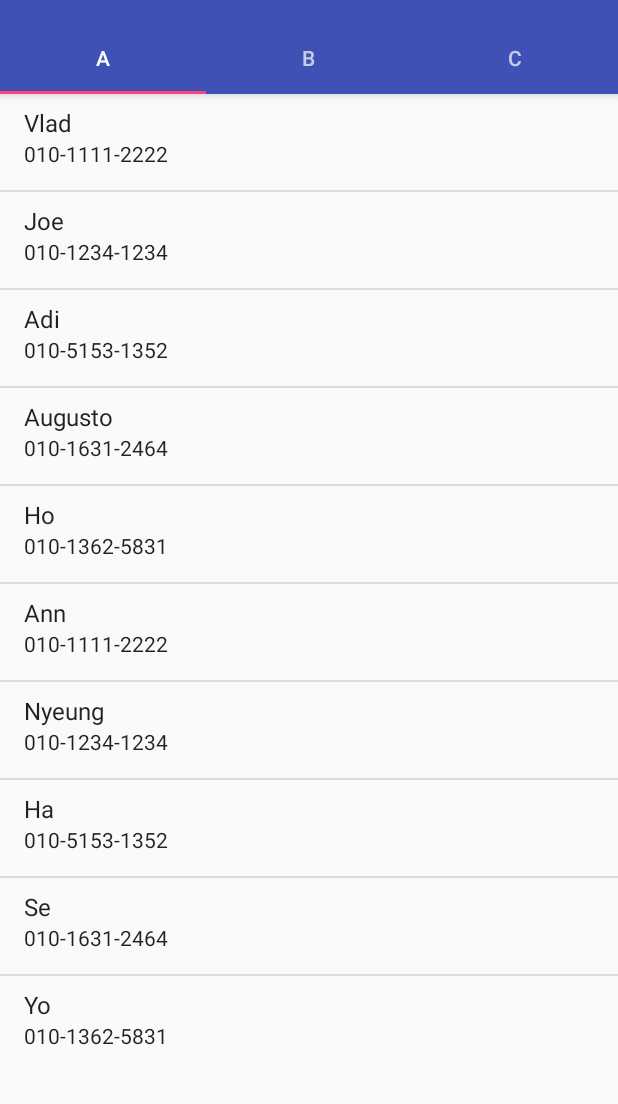
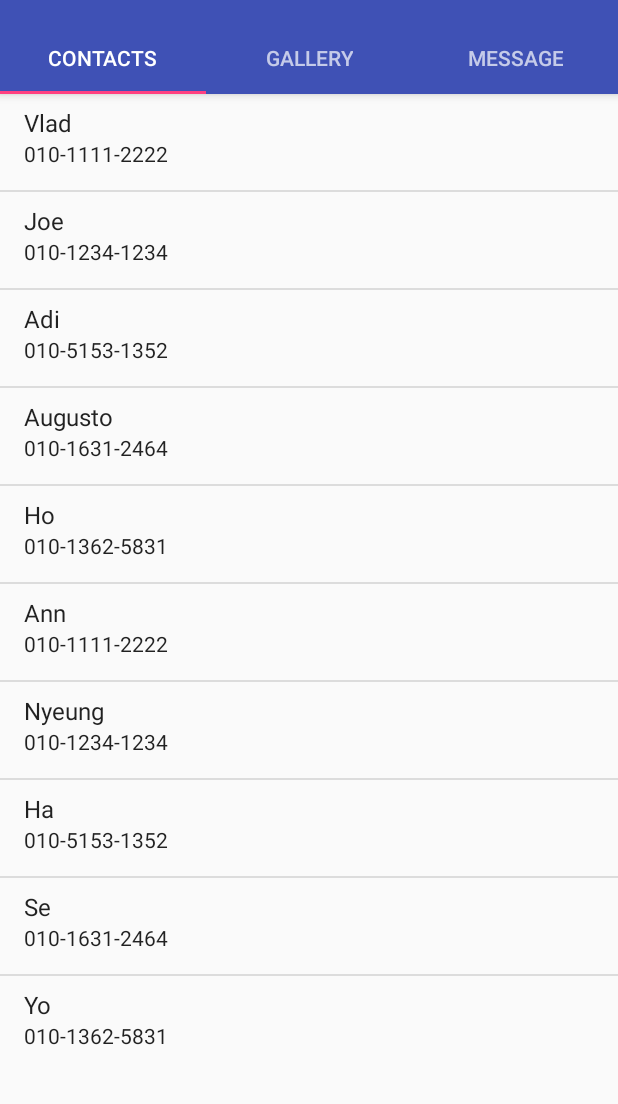
Before and after one commit to YoungsooJang/CS496_proj1, an Android app: the screen it shows after launch (MainActivity), on a phone screen of 412 x 824 dp, the part 74-1178 px from its top. Run offline under Robolectric (Android 15) with nearby library versions, the phone set to English and light mode, and no system bars; 1 statement that could not run was skipped.

Commit message:
Edit Gallery layout (for galaxy S7)

```diff
--- a/app/src/main/java/com/example/q/cs496_proj1/GridViewAdapter.java
+++ b/app/src/main/java/com/example/q/cs496_proj1/GridViewAdapter.java
@@ -44,8 +44,8 @@ public class GridViewAdapter extends BaseAdapter {
         ImageView image;
         if (convertView == null) {
             image = new ImageView(context);
-            final int height = (int)TypedValue.applyDimension(TypedValue.COMPLEX_UNIT_DIP, 130, this.context.getResources().getDisplayMetrics());
-            final int width = (int)TypedValue.applyDimension(TypedValue.COMPLEX_UNIT_DIP, 130, this.context.getResources().getDisplayMetrics());
+            final int height = (int)TypedValue.applyDimension(TypedValue.COMPLEX_UNIT_DIP, 113, this.context.getResources().getDisplayMetrics());
+            final int width = (int)TypedValue.applyDimension(TypedValue.COMPLEX_UNIT_DIP, 113, this.context.getResources().getDisplayMetrics());
             image.setLayoutParams(new GridView.LayoutParams(width, height));
             image.setScaleType(ImageView.ScaleType.CENTER_CROP);
         } else {
--- a/app/src/main/java/com/example/q/cs496_proj1/MainActivity.java
+++ b/app/src/main/java/com/example/q/cs496_proj1/MainActivity.java
@@ -110,11 +110,11 @@ public class MainActivity extends AppCompatActivity {
         public CharSequence getPageTitle(int position) {
             switch (position) {
                 case 0:
-                    return "A";
+                    return "Contacts";
                 case 1:
-                    return "B";
+                    return "Gallery";
                 case 2:
-                    return "C";
+                    return "Message";
             }
             return null;
         }
--- a/app/src/main/res/layout/fragmentb.xml
+++ b/app/src/main/res/layout/fragmentb.xml
@@ -8,8 +8,7 @@
         android:layout_width="match_parent"
         android:layout_height="wrap_content"
         android:layout_margin="5dp"
-        android:columnWidth="100dp"
-        android:numColumns="auto_fit"
+        android:numColumns="3"
         android:stretchMode="columnWidth"
         android:horizontalSpacing="5dp"
         android:verticalSpacing="5dp"
```
